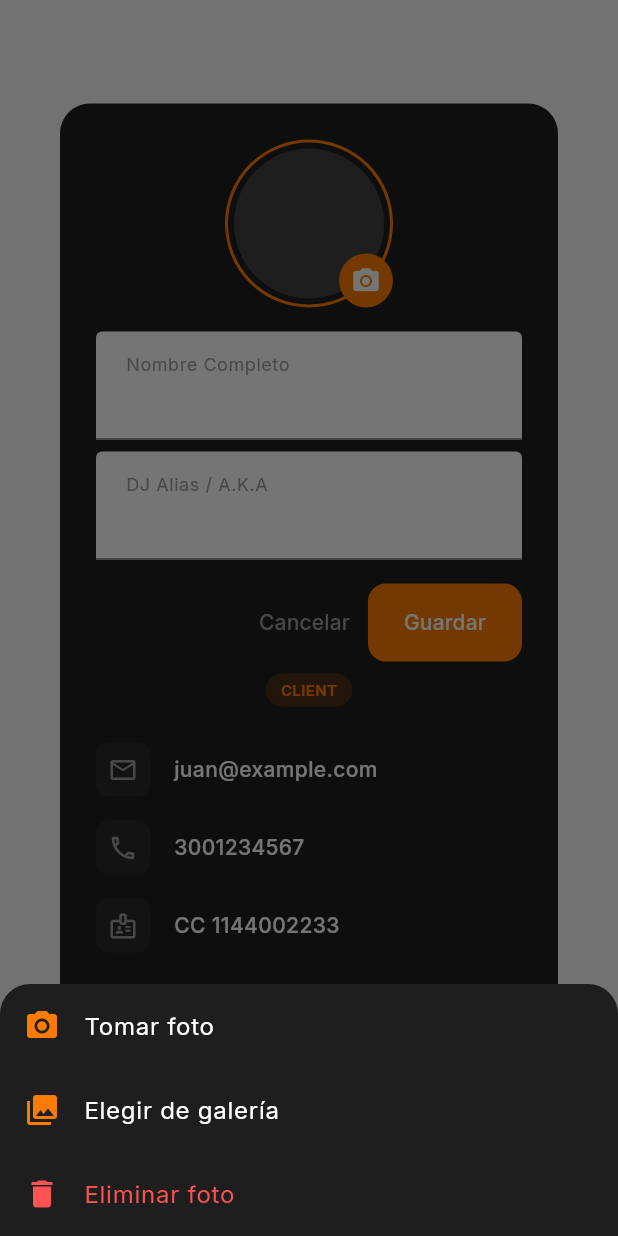
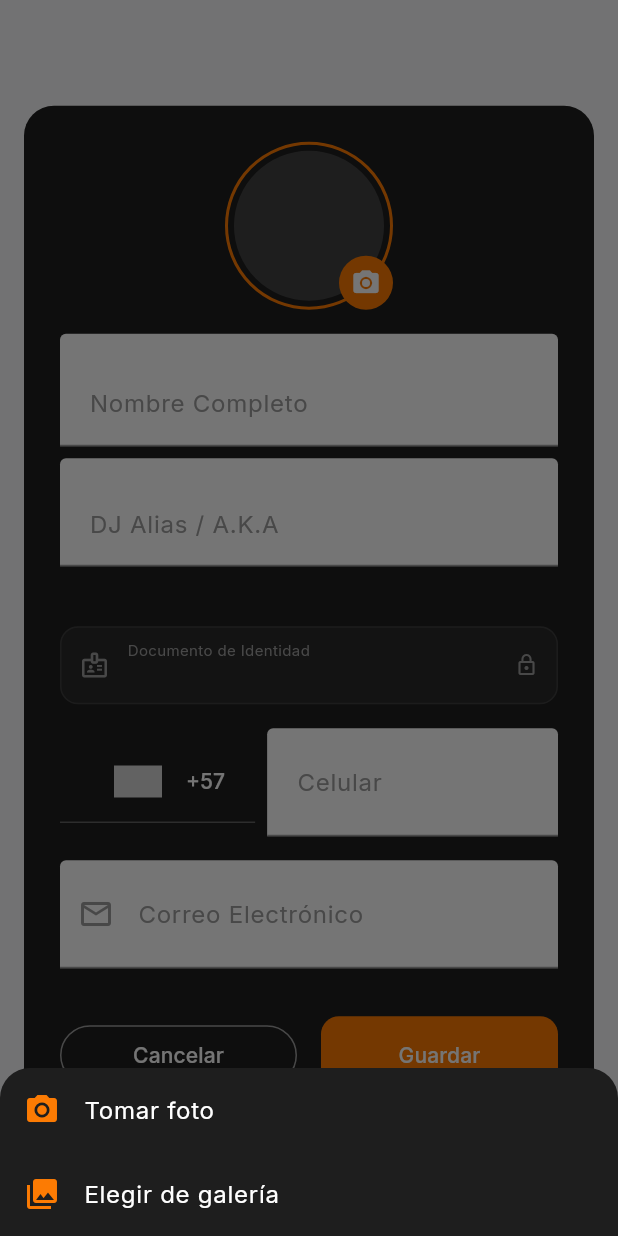
Before and after one commit to difereti/diferetipro, a Flutter app: the UserProfileDialog widget shown alone on an empty page, opened directly, after a tap on the "edit" icon, after a tap on the "camera alt" icon, on a phone screen of 412 x 824 dp. Run offline on Flutter 3.47's test engine with Material 3 defaults, Android fonts, the phone set to English and light mode, and no system bars; drawn by our look-alikes of country_code_picker; our stand-ins replace flutter_secure_storage, font_awesome_flutter, go_router, google_fonts, supabase_flutter; accounts and stored records are empty; network calls fail.

Commit message:
Actualizar datos de perfil directamente desde supabase

```diff
--- a/lib/data/supabase_service.dart
+++ b/lib/data/supabase_service.dart
@@ -34,4 +34,14 @@ class SupabaseService {
 
   // Get Current User
   static User? get currentUser => client.auth.currentUser;
+
+  // Update User
+  static Future<UserResponse> updateUser({String? email, Map<String, dynamic>? data}) async {
+    return await client.auth.updateUser(
+      UserAttributes(
+        email: email,
+        data: data,
+      ),
+    );
+  }
 }
--- a/lib/presentation/pages/dashboard_page.dart
+++ b/lib/presentation/pages/dashboard_page.dart
@@ -1,5 +1,6 @@
 import 'package:flutter/material.dart';
 import 'package:go_router/go_router.dart';
+import 'package:country_code_picker/country_code_picker.dart';
 import '../../theme.dart';
 import '../../data/mock_data.dart';
 import '../../nav.dart';
@@ -8,6 +9,7 @@ import 'services_page.dart';
 import 'emergency_page.dart';
 import 'inbox_page.dart';
 import 'technician_page.dart';
+import '../../services/supabase_service.dart';
 
 class DashboardPage extends StatefulWidget {
   final String role;
@@ -174,23 +176,39 @@ class UserProfileDialog extends StatefulWidget {
 class _UserProfileDialogState extends State<UserProfileDialog> {
   late TextEditingController _nameController;
   late TextEditingController _aliasController;
+  late TextEditingController _phoneController;
+  late TextEditingController _emailController;
+
   bool _isEditing = false;
   String _profileImage = 'https://images.unsplash.com/photo-1599566150163-29194dcaad36?auto=format&fit=crop&q=80&w=200';
+  String _phoneCode = '+57';
 
-  // Use mock data
-  final user = MockData.currentUser;
+  final user = SupabaseService.currentUser;
 
   @override
   void initState() {
     super.initState();
-    _nameController = TextEditingController(text: user.name);
-    _aliasController = TextEditingController(text: user.djAlias ?? '');
+    final metadata = user?.userMetadata ?? {};
+
+    _nameController = TextEditingController(text: metadata['full_name'] ?? '');
+    _aliasController = TextEditingController(text: metadata['dj_alias'] ?? '');
+    _emailController = TextEditingController(text: user?.email ?? '');
+
+    String phone = metadata['phone'] ?? '';
+    // Attempt to extract country code if it matches common ones or starts with +
+    if (phone.startsWith('+57')) {
+       _phoneCode = '+57';
+       if (phone.length > 3) phone = phone.substring(3).trim();
+    }
+    _phoneController = TextEditingController(text: phone);
   }
 
   @override
   void dispose() {
     _nameController.dispose();
     _aliasController.dispose();
+    _phoneController.dispose();
+    _emailController.dispose();
     super.dispose();
   }
 
@@ -200,16 +218,38 @@ class _UserProfileDialogState extends State<UserProfileDialog> {
     });
   }
 
-  void _saveChanges() {
-    // In a real app, update the backend/provider here
+  Future<void> _saveChanges() async {
+    try {
+      final updates = <String, dynamic>{
+        'full_name': _nameController.text.trim(),
+        'dj_alias': _aliasController.text.trim(),
+        'phone': '$_phoneCode${_phoneController.text.trim()}',
+      };
+
+      // Update metadata
+      await SupabaseService.updateUser(data: updates);
+
+      // Update email if changed
+      if (_emailController.text.trim() != user?.email) {
+        await SupabaseService.updateUser(email: _emailController.text.trim());
+      }
+
       setState(() {
-      // For now just toggle back, assuming "saved"
         _isEditing = false;
       });
 
+      if (mounted) {
         ScaffoldMessenger.of(context).showSnackBar(
           const SnackBar(content: Text('Perfil actualizado')),
         );
+      }
+    } catch (e) {
+      if (mounted) {
+        ScaffoldMessenger.of(context).showSnackBar(
+          SnackBar(content: Text('Error al actualizar: $e'), backgroundColor: Colors.red),
+        );
+      }
+    }
   }
 
   void _changeProfilePhoto() {
@@ -227,14 +267,10 @@ class _UserProfileDialogState extends State<UserProfileDialog> {
               leading: const Icon(Icons.camera_alt, color: BrandColors.primary),
               title: const Text('Tomar foto', style: TextStyle(color: Colors.white)),
               onTap: () {
-                // Mock action
                 Navigator.pop(context);
                 setState(() {
                   _profileImage = 'https://images.unsplash.com/photo-1570295999919-56ceb5ecca61?auto=format&fit=crop&q=80&w=200';
                 });
-                ScaffoldMessenger.of(context).showSnackBar(
-                  const SnackBar(content: Text('Foto actualizada (Simulado)')),
-                );
               },
             ),
             ListTile(
@@ -245,23 +281,6 @@ class _UserProfileDialogState extends State<UserProfileDialog> {
                 setState(() {
                   _profileImage = 'https://images.unsplash.com/photo-1507003211169-0a1dd7228f2d?auto=format&fit=crop&q=80&w=200';
                 });
-                ScaffoldMessenger.of(context).showSnackBar(
-                  const SnackBar(content: Text('Foto actualizada (Simulado)')),
-                );
-              },
-            ),
-            if (_profileImage.isNotEmpty)
-              ListTile(
-                leading: const Icon(Icons.delete, color: Colors.redAccent),
-                title: const Text('Eliminar foto', style: TextStyle(color: Colors.redAccent)),
-                onTap: () {
-                  Navigator.pop(context);
-                  setState(() {
-                    _profileImage = ''; // Or set to a placeholder
-                  });
-                  ScaffoldMessenger.of(context).showSnackBar(
-                    const SnackBar(content: Text('Foto eliminada')),
-                  );
               },
             ),
           ],
@@ -272,9 +291,19 @@ class _UserProfileDialogState extends State<UserProfileDialog> {
 
   @override
   Widget build(BuildContext context) {
+    if (user == null) {
+      return const Center(child: CircularProgressIndicator());
+    }
+
+    final metadata = user!.userMetadata ?? {};
+    final idType = metadata['id_type'] ?? 'ID';
+    final idNumber = metadata['id_number'] ?? 'N/A';
+    final role = metadata['role'] ?? 'client';
+
     return Dialog(
       shape: RoundedRectangleBorder(borderRadius: BorderRadius.circular(20)),
       backgroundColor: const Color(0xFF1E1E1E),
+      insetPadding: const EdgeInsets.symmetric(horizontal: 16, vertical: 24),
       child: SingleChildScrollView(
         child: Padding(
           padding: const EdgeInsets.all(24),
@@ -299,6 +328,7 @@ class _UserProfileDialogState extends State<UserProfileDialog> {
                           : null,
                     ),
                   ),
+                  if (_isEditing)
                   Positioned(
                     bottom: 0,
                     right: 0,
@@ -318,14 +348,16 @@ class _UserProfileDialogState extends State<UserProfileDialog> {
               ),
               const SizedBox(height: 16),
 
-              // Name & Alias Section
+              // Name & Alias Section (Centered)
               if (_isEditing) ...[
                 TextField(
                   controller: _nameController,
-                  style: const TextStyle(color: Colors.white),
+                  textAlign: TextAlign.center,
+                  style: const TextStyle(color: Colors.white, fontSize: 18, fontWeight: FontWeight.bold),
                   decoration: const InputDecoration(
                     labelText: 'Nombre Completo',
                     labelStyle: TextStyle(color: Colors.grey),
+                    alignLabelWithHint: true,
                     enabledBorder: UnderlineInputBorder(borderSide: BorderSide(color: Colors.grey)),
                     focusedBorder: UnderlineInputBorder(borderSide: BorderSide(color: BrandColors.primary)),
                   ),
@@ -333,71 +365,40 @@ class _UserProfileDialogState extends State<UserProfileDialog> {
                 const SizedBox(height: 8),
                 TextField(
                   controller: _aliasController,
-                  style: const TextStyle(color: Colors.white),
+                  textAlign: TextAlign.center,
+                  style: TextStyle(color: BrandColors.primary, fontSize: 16),
                   decoration: const InputDecoration(
                     labelText: 'DJ Alias / A.K.A',
                     labelStyle: TextStyle(color: Colors.grey),
+                    alignLabelWithHint: true,
                     enabledBorder: UnderlineInputBorder(borderSide: BorderSide(color: Colors.grey)),
                     focusedBorder: UnderlineInputBorder(borderSide: BorderSide(color: BrandColors.primary)),
                   ),
                 ),
                 const SizedBox(height: 16),
-                Row(
-                  mainAxisAlignment: MainAxisAlignment.end,
-                  children: [
-                    TextButton(
-                      onPressed: _toggleEdit,
-                      child: const Text('Cancelar', style: TextStyle(color: Colors.grey)),
-                    ),
-                    ElevatedButton(
-                      onPressed: _saveChanges,
-                      style: ElevatedButton.styleFrom(
-                        backgroundColor: BrandColors.primary,
-                        foregroundColor: Colors.white,
-                      ),
-                      child: const Text('Guardar'),
-                    ),
-                  ],
-                ),
               ] else ...[
-                Row(
-                  mainAxisAlignment: MainAxisAlignment.center,
-                  children: [
-                    Flexible(
-                      child: Column(
-                        children: [
                 Text(
-                            _nameController.text, // Use controller text to reflect changes immediately
+                  _nameController.text,
                   textAlign: TextAlign.center,
                   style: const TextStyle(
                     color: Colors.white,
-                              fontSize: 20,
+                    fontSize: 22,
                     fontWeight: FontWeight.bold,
                   ),
                 ),
                 if (_aliasController.text.isNotEmpty)
-                            Text(
+                  Padding(
+                    padding: const EdgeInsets.only(top: 4),
+                    child: Text(
                       _aliasController.text,
                       textAlign: TextAlign.center,
                       style: TextStyle(
-                                color: BrandColors.primary.withValues(alpha: 0.8),
+                        color: BrandColors.primary,
                         fontSize: 16,
                         fontWeight: FontWeight.w500,
                       ),
                     ),
-                        ],
                   ),
-                    ),
-                    const SizedBox(width: 8),
-                    IconButton(
-                      icon: const Icon(Icons.edit, color: Colors.grey, size: 20),
-                      onPressed: _toggleEdit,
-                      tooltip: 'Editar nombre',
-                    ),
-                  ],
-                ),
-              ],
-
                 const SizedBox(height: 8),
 
                 // Role Badge
@@ -408,7 +409,7 @@ class _UserProfileDialogState extends State<UserProfileDialog> {
                      borderRadius: BorderRadius.circular(20),
                    ),
                    child: Text(
-                   user.role.name.toUpperCase(),
+                     role.toString().toUpperCase(),
                      style: const TextStyle(
                        color: BrandColors.primary,
                        fontSize: 10,
@@ -416,23 +417,125 @@ class _UserProfileDialogState extends State<UserProfileDialog> {
                      ),
                    ),
                 ),
+                const SizedBox(height: 8),
+
+                // Edit Button
+                IconButton(
+                  icon: const Icon(Icons.edit, color: Colors.grey, size: 20),
+                  onPressed: _toggleEdit,
+                  tooltip: 'Editar perfil',
+                ),
+              ],
+
               const SizedBox(height: 24),
 
-              // Info items (Read Only)
-              _buildInfoRow(Icons.email_outlined, user.email),
-              _buildInfoRow(Icons.phone_outlined, user.phoneNumber),
-              // ID is strictly read-only as requested
-              _buildInfoRow(Icons.badge_outlined, '${user.idType ?? "CC"} ${user.idNumber ?? "N/A"}'),
+              // 1. ID Document (Read-Only)
+              _buildReadOnlyRow(Icons.badge_outlined, '$idType $idNumber', 'Documento de Identidad'),
+
+              const SizedBox(height: 16),
+
+              // 2. Phone (Editable)
+              if (_isEditing) ...[
+                 Row(
+                   children: [
+                     Container(
+                       decoration: BoxDecoration(
+                         border: Border(bottom: BorderSide(color: Colors.grey[700]!)),
+                       ),
+                       child: CountryCodePicker(
+                         onChanged: (code) => _phoneCode = code.dialCode ?? '+57',
+                         initialSelection: 'CO',
+                         favorite: const ['+57', 'CO'],
+                         showCountryOnly: false,
+                         showOnlyCountryWhenClosed: false,
+                         alignLeft: false,
+                         textStyle: const TextStyle(color: Colors.white),
+                         dialogTextStyle: const TextStyle(color: Colors.black),
+                         searchDecoration: const InputDecoration(
+                           prefixIcon: Icon(Icons.search),
+                           hintText: 'Buscar país',
+                         ),
+                       ),
+                     ),
+                     const SizedBox(width: 8),
+                     Expanded(
+                       child: TextField(
+                         controller: _phoneController,
+                         keyboardType: TextInputType.phone,
+                         style: const TextStyle(color: Colors.white),
+                         decoration: const InputDecoration(
+                           labelText: 'Celular',
+                           labelStyle: TextStyle(color: Colors.grey),
+                           enabledBorder: UnderlineInputBorder(borderSide: BorderSide(color: Colors.grey)),
+                           focusedBorder: UnderlineInputBorder(borderSide: BorderSide(color: BrandColors.primary)),
+                         ),
+                       ),
+                     ),
+                   ],
+                 ),
+              ] else ...[
+                 _buildReadOnlyRow(Icons.phone_outlined, '$_phoneCode ${_phoneController.text}', 'Celular'),
+              ],
+
+              const SizedBox(height: 16),
+
+              // 3. Email (Editable)
+              if (_isEditing)
+                TextField(
+                   controller: _emailController,
+                   keyboardType: TextInputType.emailAddress,
+                   style: const TextStyle(color: Colors.white),
+                   decoration: const InputDecoration(
+                     labelText: 'Correo Electrónico',
+                     labelStyle: TextStyle(color: Colors.grey),
+                     prefixIcon: Icon(Icons.email_outlined, color: Colors.grey),
+                     enabledBorder: UnderlineInputBorder(borderSide: BorderSide(color: Colors.grey)),
+                     focusedBorder: UnderlineInputBorder(borderSide: BorderSide(color: BrandColors.primary)),
+                   ),
+                )
+              else
+                _buildReadOnlyRow(Icons.email_outlined, _emailController.text, 'Correo Electrónico'),
 
               const SizedBox(height: 32),
 
+              // Action Buttons
+              if (_isEditing)
+                Row(
+                  children: [
+                    Expanded(
+                      child: OutlinedButton(
+                        onPressed: _toggleEdit,
+                        style: OutlinedButton.styleFrom(
+                          side: const BorderSide(color: Colors.grey),
+                          foregroundColor: Colors.white,
+                        ),
+                        child: const Text('Cancelar'),
+                      ),
+                    ),
+                    const SizedBox(width: 16),
+                    Expanded(
+                      child: ElevatedButton(
+                        onPressed: _saveChanges,
+                        style: ElevatedButton.styleFrom(
+                          backgroundColor: BrandColors.primary,
+                          foregroundColor: Colors.white,
+                        ),
+                        child: const Text('Guardar'),
+                      ),
+                    ),
+                  ],
+                )
+              else
                 // Logout Button
                 SizedBox(
                   width: double.infinity,
                   child: ElevatedButton.icon(
-                  onPressed: () {
+                    onPressed: () async {
+                      await SupabaseService.signOut();
+                      if (context.mounted) {
                         context.pop(); // Close dialog
-                    context.go(AppRoutes.login); // Logout action using AppRoutes
+                        context.go(AppRoutes.login); // Logout action
+                      }
                     },
                     icon: const Icon(Icons.logout),
                     label: const Text('Cerrar Sesión'),
@@ -452,22 +555,30 @@ class _UserProfileDialogState extends State<UserProfileDialog> {
     );
   }
 
-  Widget _buildInfoRow(IconData icon, String text) {
-    return Padding(
-      padding: const EdgeInsets.only(bottom: 16),
+  Widget _buildReadOnlyRow(IconData icon, String text, String label) {
+    return Container(
+      padding: const EdgeInsets.symmetric(horizontal: 12, vertical: 8),
+      decoration: BoxDecoration(
+        color: Colors.white.withValues(alpha: 0.05),
+        borderRadius: BorderRadius.circular(12),
+        border: Border.all(color: Colors.white.withValues(alpha: 0.1)),
+      ),
       child: Row(
         children: [
-          Container(
-            padding: const EdgeInsets.all(8),
-            decoration: BoxDecoration(
-              color: Colors.white.withValues(alpha: 0.05),
-              borderRadius: BorderRadius.circular(8),
+          Icon(icon, color: Colors.grey, size: 20),
+          const SizedBox(width: 12),
+          Expanded(
+            child: Column(
+              crossAxisAlignment: CrossAxisAlignment.start,
+              children: [
+                Text(
+                  label,
+                  style: TextStyle(
+                    color: Colors.grey[500],
+                    fontSize: 10,
                   ),
-            child: Icon(icon, color: Colors.grey, size: 20),
                 ),
-          const SizedBox(width: 16),
-          Expanded(
-            child: Text(
+                Text(
                   text,
                   style: const TextStyle(
                     color: Colors.white,
@@ -475,7 +586,11 @@ class _UserProfileDialogState extends State<UserProfileDialog> {
                     fontWeight: FontWeight.w500
                   ),
                 ),
+              ],
             ),
+          ),
+          if (label == 'Documento de Identidad')
+             const Icon(Icons.lock_outline, color: Colors.grey, size: 16),
         ],
       ),
     );
--- a/lib/presentation/pages/home_page.dart
+++ b/lib/presentation/pages/home_page.dart
@@ -2,12 +2,20 @@ import 'package:flutter/material.dart';
 import '../../data/mock_data.dart';
 import '../../models/data_models.dart';
 import '../../theme.dart';
+import '../../services/supabase_service.dart';
 
 class ClientHomePage extends StatelessWidget {
   const ClientHomePage({super.key});
 
   @override
   Widget build(BuildContext context) {
+    final user = SupabaseService.currentUser;
+    final name = user?.userMetadata?['full_name'] ?? 'Usuario';
+    // Use first name for greeting if no DJ alias
+    final firstName = name.split(' ').first;
+    final djAlias = user?.userMetadata?['dj_alias'];
+    final displayName = (djAlias != null && djAlias.isNotEmpty) ? djAlias : firstName;
+
     return SingleChildScrollView(
       padding: const EdgeInsets.all(16),
       child: Center(
@@ -17,9 +25,9 @@ class ClientHomePage extends StatelessWidget {
             crossAxisAlignment: CrossAxisAlignment.start,
             children: [
           // Welcome Header
-          const Text(
-            'Hola, DJ JP 👋',
-            style: TextStyle(fontSize: 24, fontWeight: FontWeight.bold),
+          Text(
+            'Hola, $displayName 👋',
+            style: const TextStyle(fontSize: 24, fontWeight: FontWeight.bold),
           ),
           const SizedBox(height: 24),
 
--- a/lib/services/supabase_service.dart
+++ b/lib/services/supabase_service.dart
@@ -34,4 +34,14 @@ class SupabaseService {
 
   // Get Current User
   static User? get currentUser => client.auth.currentUser;
+
+  // Update User
+  static Future<UserResponse> updateUser({String? email, Map<String, dynamic>? data}) async {
+    return await client.auth.updateUser(
+      UserAttributes(
+        email: email,
+        data: data,
+      ),
+    );
+  }
 }
--- a/pubspec.yaml
+++ b/pubspec.yaml
@@ -7,6 +7,7 @@ environment:
   sdk: ^3.6.0
 
 dependencies:
+  country_code_picker: ^3.0.0
   flutter_secure_storage: ^10.0.0
   supabase_flutter: '>=1.10.0'
   intl: 0.20.2
```
Also changed, not shown: pubspec.lock, 1 other file. Lines whose indentation alone changed are shown as unchanged.
